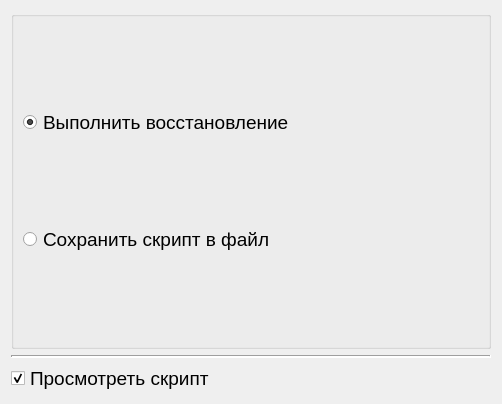
Above: RecoveryWizard/finalpage.ui from rust3128/CheckRecoveryWizard before the change. Below: the same form after it.
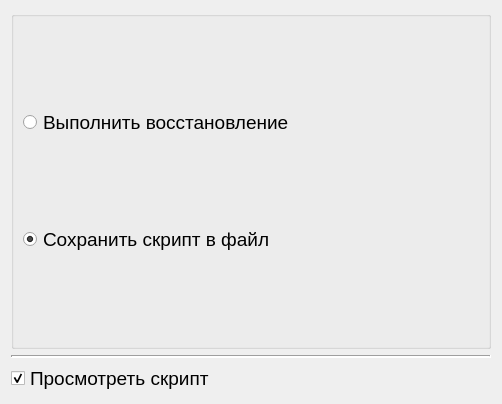
That is the form after the change.

```diff
--- a/RecoveryWizard/finalpage.ui
+++ b/RecoveryWizard/finalpage.ui
@@ -40,7 +40,7 @@
          <string>Выполнить восстановление</string>
         </property>
         <property name="checked">
-         <bool>true</bool>
+         <bool>false</bool>
         </property>
        </widget>
       </item>
@@ -54,6 +54,9 @@
         <property name="text">
          <string>Сохранить скрипт в файл</string>
         </property>
+        <property name="checked">
+         <bool>true</bool>
+        </property>
        </widget>
       </item>
      </layout>
```
